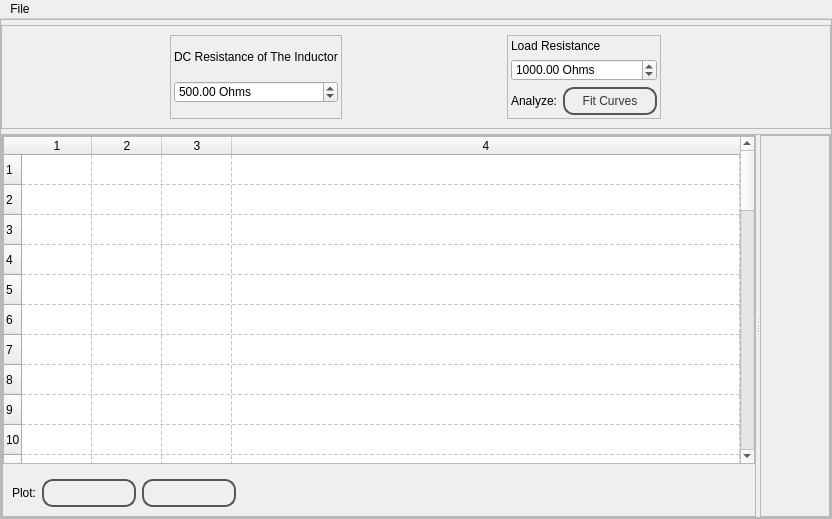
Qt form SEEL/templates/template_xl.ui (jithinbp/SEELablet) before a commit.
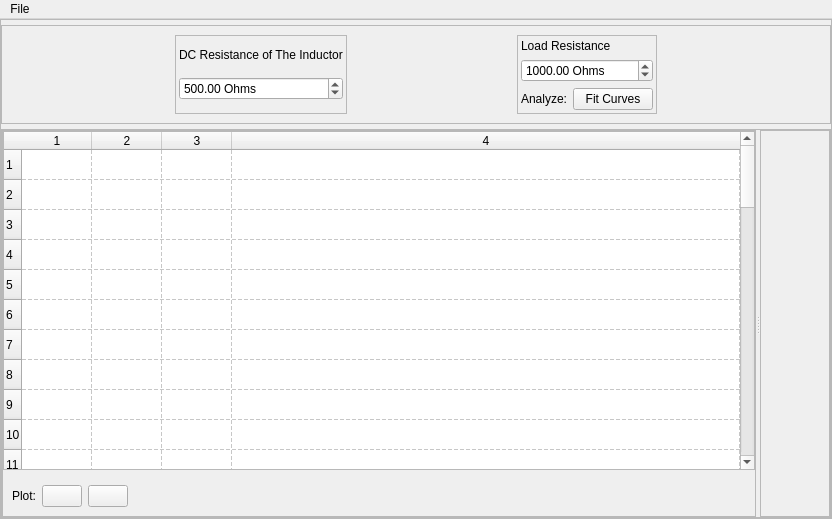
The same form after that commit.

The edit to the form file:
```diff
--- a/SEEL/templates/template_xl.ui
+++ b/SEEL/templates/template_xl.ui
@@ -13,49 +13,6 @@
   <property name="windowTitle">
    <string>MainWindow</string>
   </property>
-  <property name="styleSheet">
-   <string notr="true">QPushButton {
-color: #333;
-border: 2px solid #555;
-border-radius: 11px;
-padding: 5px;
-background: qradialgradient(cx: 0.3, cy: -0.4,
-fx: 0.3, fy: -0.4,
-radius: 1.35, stop: 0 #fff, stop: 1 #888);
-min-width: 80px;
-}
-
-QPushButton:pressed {
-background: qradialgradient(cx: 0.4, cy: -0.1,
-fx: 0.4, fy: -0.1,
-radius: 1.35, stop: 0 #fff, stop: 1 #ddd);
-}
-
-QFrame.PeripheralCollection{
-border-top-left-radius: 5px;
-border-top-right-radius: 5px;
-border: 1px solid black;
-background: qlineargradient(x1: 0, y1: 0, x2: 0, y2: 1,
-stop: 0 #6af, stop: 0.1 #689);
-}
-QFrame.PeripheralCollection QLabel {
-color: white;
-font-weight: bold;
-}
-
-QFrame.PeripheralCollectionInner {
-background: qlineargradient(x1: 0, y1: 0, x2: 0, y2: 1,
-stop: 0 #abe, stop: 0.7 #aba);
-border: none;
-border-top: 1px solid black;
-}
-
-QFrame.PeripheralCollectionInner QLabel{
-color: black;
-}
-
-</string>
-  </property>
   <widget class="QWidget" name="centralwidget">
    <layout class="QGridLayout" name="gridLayout_3">
     <property name="margin">
```
